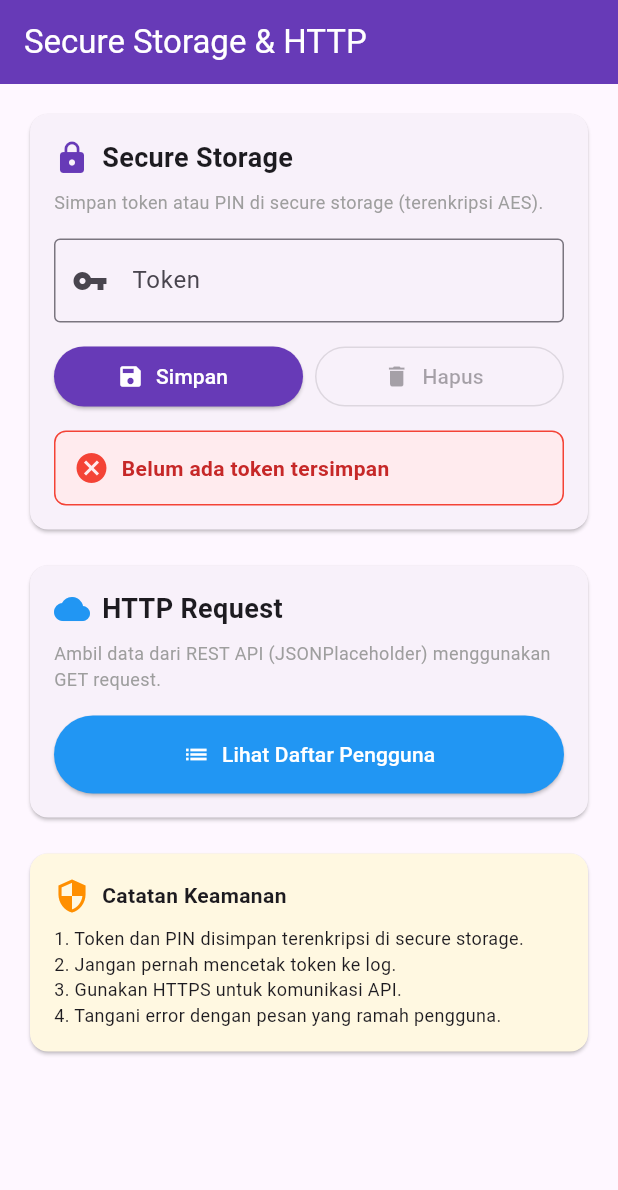
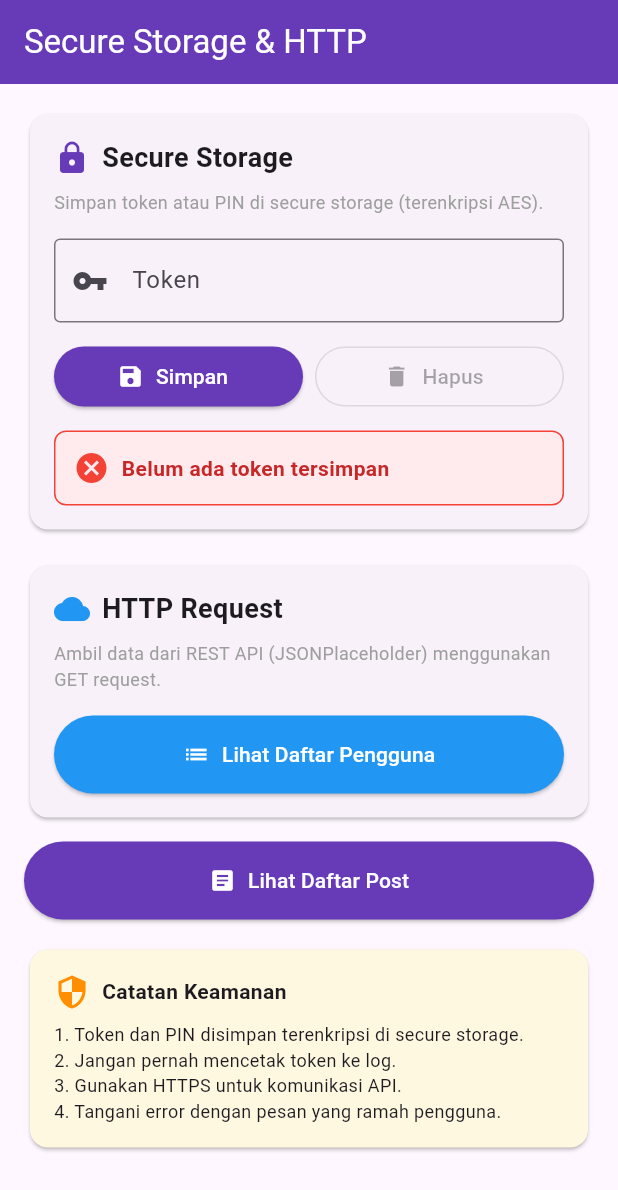
Before and after one commit to xzknana/26.21.1818_Pemograman-Mobile, a Flutter app: the screen it shows after launch, on a phone screen of 412 x 824 dp. Shown: the top 1190 px of the screen. Run offline on Flutter 3.47's test engine with Material 3 defaults, Android fonts, the phone set to English and light mode, and no system bars; our stand-ins replace flutter_dotenv, flutter_secure_storage.

Commit message:
Latihan 1: Menambahkan Repository untuk Post

```diff
--- /dev/null
+++ b/rpl_keamanan/lib/models/post.dart
@@ -0,0 +1,22 @@
+class Post {
+  final int userId;
+  final int id;
+  final String title;
+  final String body;
+
+  Post({
+    required this.userId,
+    required this.id,
+    required this.title,
+    required this.body,
+  });
+
+  factory Post.fromJson(Map<String, dynamic> json) {
+    return Post(
+      userId: json['userId'],
+      id: json['id'],
+      title: json['title'],
+      body: json['body'],
+    );
+  }
+}
--- /dev/null
+++ b/rpl_keamanan/lib/repositories/post_repository.dart
@@ -0,0 +1,5 @@
+import '../models/post.dart';
+
+abstract class PostRepository {
+  Future<List<Post>> getPosts();
+}
--- a/rpl_keamanan/lib/screens/home_screen.dart
+++ b/rpl_keamanan/lib/screens/home_screen.dart
@@ -2,6 +2,7 @@ import 'package:flutter/material.dart';
 
 import '../services/secure_storage_service.dart';
 import 'user_list_screen.dart';
+import 'post_list_screen.dart';
 
 class HomeScreen extends StatefulWidget {
   const HomeScreen({super.key});
@@ -232,6 +233,28 @@ class _HomeScreenState extends State<HomeScreen> {
                   ),
                 ),
               ),
+              const SizedBox(height: 12),
+
+              SizedBox(
+                width: double.infinity,
+                child: ElevatedButton.icon(
+                  onPressed: () {
+                    Navigator.push(
+                      context,
+                      MaterialPageRoute(
+                        builder: (context) => const PostListScreen(),
+                      ),
+                    );
+                  },
+                  icon: const Icon(Icons.article),
+                  label: const Text('Lihat Daftar Post'),
+                  style: ElevatedButton.styleFrom(
+                    backgroundColor: Colors.deepPurple,
+                    foregroundColor: Colors.white,
+                    padding: const EdgeInsets.symmetric(vertical: 16),
+                  ),
+                ),
+              ),
               const SizedBox(height: 16),
               // Section 3: Catatan Keamanan
               Card(
--- a/rpl_keamanan/lib/services/api_service.dart
+++ b/rpl_keamanan/lib/services/api_service.dart
@@ -6,6 +6,7 @@ import 'package:http/http.dart' as http;
 
 import '../config/app_config.dart';
 import '../models/user.dart';
+import '../models/post.dart';
 
 /// Service untuk komunikasi HTTP dengan REST API.
 ///
@@ -17,6 +18,20 @@ class ApiService {
   ApiService({http.Client? client, String? baseUrl})
     : _client = client ?? http.Client(),
       _baseUrl = baseUrl ?? AppConfig.baseUrl;
+
+  Future<List<Post>> getPosts() async {
+    final url = Uri.parse('https://jsonplaceholder.typicode.com/posts');
+
+    final response = await http.get(url);
+
+    if (response.statusCode == 200) {
+      final List<dynamic> data = jsonDecode(response.body);
+
+      return data.map((json) => Post.fromJson(json)).toList();
+    } else {
+      throw Exception('Gagal mengambil data Post: ${response.statusCode}');
+    }
+  }
 
   /// Mengambil daftar pengguna dari API.
   ///
--- a/rpl_keamanan/pubspec.yaml
+++ b/rpl_keamanan/pubspec.yaml
@@ -31,7 +31,7 @@ dependencies:
   flutter:
     sdk: flutter
   flutter_secure_storage: ^9.0.0
-  http: ^1.1.0
+  http: ^1.6.0
   flutter_dotenv: ^5.1.0
 
 
```
Also changed, not shown: rpl_keamanan/lib/repositories/post_repository_impl.dart (added, +12 -0 lines), rpl_keamanan/lib/screens/post_list_screen.dart (added, +154 -0 lines).
